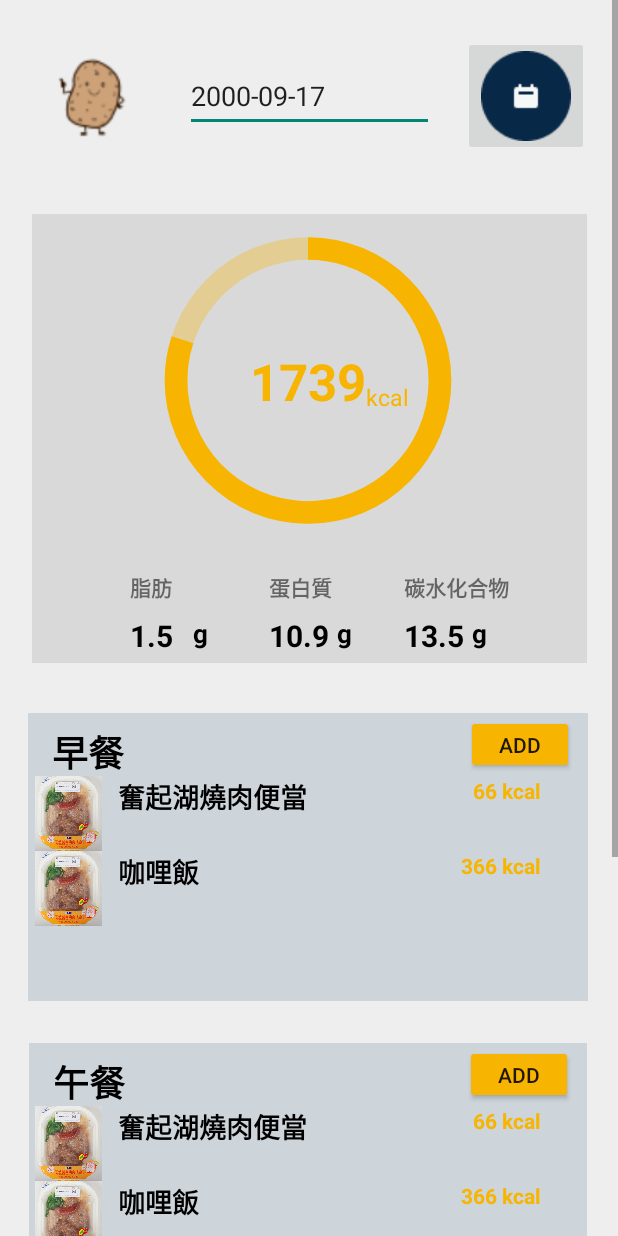
After one commit to DSushx/LoginRegister, an Android app: the layout activity_main2.xml on its own in the app's theme, with its tools: preview values and no code run, on a phone screen of 412 x 824 dp. The commit adds this screen. Run offline under Robolectric (Android 15) with nearby library versions, the phone set to English and light mode, and no system bars.

Commit message:
新增首頁介面

```diff
--- /dev/null
+++ b/app/src/main/res/drawable/circle.xml
@@ -0,0 +1,23 @@
+<?xml version="1.0" encoding="utf-8"?>
+<layer-list xmlns:android="http://schemas.android.com/apk/res/android">
+    <item>
+        <shape
+            android:shape="ring"
+            android:thicknessRatio="16"
+            android:useLevel="false">
+            <solid android:color="@color/lightyellow" />
+        </shape>
+    </item>
+    <item>
+        <rotate
+            android:fromDegrees="270"
+            android:toDegrees="270">
+            <shape
+                android:shape="ring"
+                android:thicknessRatio="16"
+                android:useLevel="true">
+                <solid android:color="@color/yellow"/>
+            </shape>
+        </rotate>
+    </item>
+</layer-list>
--- /dev/null
+++ b/app/src/main/res/layout/activity_main2.xml
@@ -0,0 +1,465 @@
+<?xml version="1.0" encoding="utf-8"?>
+<androidx.constraintlayout.widget.ConstraintLayout xmlns:android="http://schemas.android.com/apk/res/android"
+    xmlns:app="http://schemas.android.com/apk/res-auto"
+    xmlns:tools="http://schemas.android.com/tools"
+    android:layout_width="match_parent"
+    android:layout_height="match_parent"
+    android:background="#EEEEEE"
+    tools:context=".MainActivity">
+
+    <ScrollView
+        android:layout_width="match_parent"
+        android:layout_height="match_parent">
+
+        <LinearLayout
+            android:layout_width="match_parent"
+            android:layout_height="wrap_content"
+            android:orientation="vertical" >
+
+            <androidx.constraintlayout.widget.ConstraintLayout
+                android:id="@+id/constraintLayout5"
+                android:layout_width="match_parent"
+                android:layout_height="128dp">
+
+                <EditText
+                    android:id="@+id/editTextDate"
+                    android:layout_width="166dp"
+                    android:layout_height="48dp"
+                    android:ems="10"
+                    android:inputType="date"
+                    android:text="@string/data_text"
+                    app:layout_constraintBottom_toBottomOf="parent"
+                    app:layout_constraintEnd_toEndOf="parent"
+                    app:layout_constraintStart_toStartOf="parent"
+                    app:layout_constraintTop_toTopOf="parent" />
+
+                <ImageButton
+                    android:id="@+id/date"
+                    android:layout_width="wrap_content"
+                    android:layout_height="wrap_content"
+                    android:contentDescription="@string/data_icon"
+                    app:layout_constraintBottom_toBottomOf="parent"
+                    app:layout_constraintEnd_toEndOf="parent"
+                    app:layout_constraintStart_toEndOf="@+id/editTextDate"
+                    app:layout_constraintTop_toTopOf="parent"
+                    app:srcCompat="@drawable/button___circle"
+                    tools:ignore="SpeakableTextPresentCheck" />
+
+                <ImageView
+                    android:id="@+id/imageView2"
+                    android:layout_width="80dp"
+                    android:layout_height="71dp"
+                    android:layout_marginEnd="20dp"
+                    app:layout_constraintBottom_toBottomOf="parent"
+                    app:layout_constraintEnd_toStartOf="@+id/editTextDate"
+                    app:layout_constraintHorizontal_bias="1.0"
+                    app:layout_constraintStart_toStartOf="parent"
+                    app:layout_constraintTop_toTopOf="parent"
+                    app:layout_constraintVertical_bias="0.508"
+                    app:srcCompat="@drawable/Image" />
+
+            </androidx.constraintlayout.widget.ConstraintLayout>
+
+            <androidx.constraintlayout.widget.ConstraintLayout
+                android:id="@+id/constraintLayout"
+                android:layout_width="match_parent"
+                android:layout_height="331dp">
+
+                <View
+                    android:id="@+id/view5"
+                    android:layout_width="370dp"
+                    android:layout_height="299dp"
+                    android:layout_marginStart="20dp"
+                    android:layout_marginEnd="20dp"
+                    android:background="#D9D9D9"
+                    app:layout_constraintBottom_toBottomOf="parent"
+                    app:layout_constraintEnd_toEndOf="parent"
+                    app:layout_constraintStart_toStartOf="parent"
+                    app:layout_constraintTop_toTopOf="parent"
+                    app:layout_constraintVertical_bias="0.466" />
+
+                <ProgressBar
+                    android:id="@+id/progressBar3"
+                    android:layout_width="241dp"
+                    android:layout_height="206dp"
+                    android:layout_marginTop="8dp"
+                    android:indeterminateOnly="false"
+                    android:progressDrawable="@drawable/circle"
+                    app:layout_constraintEnd_toEndOf="@+id/view5"
+                    app:layout_constraintHorizontal_bias="0.492"
+                    app:layout_constraintStart_toStartOf="@+id/view5"
+                    app:layout_constraintTop_toTopOf="@+id/view5"
+                    tools:progress="80" />
+
+                <TextView
+                    android:id="@+id/textView4"
+                    android:layout_width="wrap_content"
+                    android:layout_height="wrap_content"
+                    android:text="kcal"
+                    android:textColor="@color/yellow"
+                    android:textSize="15sp"
+                    app:layout_constraintBottom_toBottomOf="@+id/progressBar3"
+                    app:layout_constraintEnd_toEndOf="@+id/progressBar3"
+                    app:layout_constraintHorizontal_bias="0.0"
+                    app:layout_constraintStart_toEndOf="@+id/kcal"
+                    app:layout_constraintTop_toTopOf="@+id/progressBar3"
+                    app:layout_constraintVertical_bias="0.558" />
+
+                <TextView
+                    android:id="@+id/kcal"
+                    android:layout_width="wrap_content"
+                    android:layout_height="wrap_content"
+                    android:text="1739"
+                    android:textColor="@color/yellow"
+                    android:textSize="34sp"
+                    android:textStyle="bold"
+                    app:layout_constraintBottom_toBottomOf="@+id/progressBar3"
+                    app:layout_constraintEnd_toEndOf="@+id/progressBar3"
+                    app:layout_constraintStart_toStartOf="@+id/progressBar3"
+                    app:layout_constraintTop_toTopOf="@+id/progressBar3" />
+
+                <TextView
+                    android:id="@+id/fat"
+                    android:layout_width="wrap_content"
+                    android:layout_height="wrap_content"
+                    android:layout_marginTop="24dp"
+                    android:text="脂肪"
+                    android:textStyle="bold"
+                    app:layout_constraintEnd_toStartOf="@+id/protein"
+                    app:layout_constraintStart_toStartOf="@+id/view5"
+                    app:layout_constraintTop_toBottomOf="@+id/progressBar3" />
+
+                <TextView
+                    android:id="@+id/protein"
+                    android:layout_width="wrap_content"
+                    android:layout_height="wrap_content"
+                    android:layout_marginTop="24dp"
+                    android:layout_marginEnd="48dp"
+                    android:text="蛋白質"
+                    android:textStyle="bold"
+                    app:layout_constraintEnd_toStartOf="@+id/carb"
+                    app:layout_constraintTop_toBottomOf="@+id/progressBar3" />
+
+                <TextView
+                    android:id="@+id/carb"
+                    android:layout_width="wrap_content"
+                    android:layout_height="wrap_content"
+                    android:layout_marginTop="24dp"
+                    android:layout_marginEnd="52dp"
+                    android:text="碳水化合物"
+                    android:textStyle="bold"
+                    app:layout_constraintEnd_toEndOf="@+id/view5"
+                    app:layout_constraintTop_toBottomOf="@+id/progressBar3" />
+
+                <TextView
+                    android:id="@+id/g"
+                    android:layout_width="20dp"
+                    android:layout_height="23dp"
+                    android:text="g"
+                    android:textColor="@color/black"
+                    android:textSize="17sp"
+                    android:textStyle="bold"
+                    app:layout_constraintBottom_toBottomOf="@+id/fatnum"
+                    app:layout_constraintStart_toEndOf="@+id/fatnum" />
+
+                <TextView
+                    android:id="@+id/g2"
+                    android:layout_width="20dp"
+                    android:layout_height="23dp"
+                    android:text="g"
+                    android:textColor="@color/black"
+                    android:textSize="17sp"
+                    android:textStyle="bold"
+                    app:layout_constraintBottom_toBottomOf="@+id/carbnum"
+                    app:layout_constraintStart_toEndOf="@+id/carbnum" />
+
+                <TextView
+                    android:id="@+id/g3"
+                    android:layout_width="20dp"
+                    android:layout_height="23dp"
+                    android:text="g"
+                    android:textColor="@color/black"
+                    android:textSize="17sp"
+                    android:textStyle="bold"
+                    app:layout_constraintBottom_toBottomOf="@+id/pornum"
+                    app:layout_constraintStart_toEndOf="@+id/pornum" />
+
+                <TextView
+                    android:id="@+id/fatnum"
+                    android:layout_width="42dp"
+                    android:layout_height="23dp"
+                    android:layout_marginTop="8dp"
+                    android:text="1.5"
+                    android:textColor="@color/black"
+                    android:textSize="20sp"
+                    android:textStyle="bold"
+                    app:layout_constraintStart_toStartOf="@+id/fat"
+                    app:layout_constraintTop_toBottomOf="@+id/fat" />
+
+                <TextView
+                    android:id="@+id/pornum"
+                    android:layout_width="45dp"
+                    android:layout_height="23dp"
+                    android:layout_marginTop="8dp"
+                    android:text="10.9"
+                    android:textColor="@color/black"
+                    android:textSize="20sp"
+                    android:textStyle="bold"
+                    app:layout_constraintStart_toStartOf="@+id/protein"
+                    app:layout_constraintTop_toBottomOf="@+id/protein" />
+
+                <TextView
+                    android:id="@+id/carbnum"
+                    android:layout_width="45dp"
+                    android:layout_height="23dp"
+                    android:layout_marginTop="8dp"
+                    android:text="13.5"
+                    android:textColor="@color/black"
+                    android:textSize="20sp"
+                    android:textStyle="bold"
+                    app:layout_constraintStart_toStartOf="@+id/carb"
+                    app:layout_constraintTop_toBottomOf="@+id/carb" />
+
+
+            </androidx.constraintlayout.widget.ConstraintLayout>
+
+            <androidx.constraintlayout.widget.ConstraintLayout
+                android:id="@+id/constraintLayout4"
+                android:layout_width="match_parent"
+                android:layout_height="220dp">
+
+                <View
+                    android:id="@+id/view6"
+                    android:layout_width="373dp"
+                    android:layout_height="192dp"
+                    android:layout_marginTop="16dp"
+                    android:background="@color/gray"
+                    app:layout_constraintEnd_toEndOf="parent"
+                    app:layout_constraintHorizontal_bias="0.487"
+                    app:layout_constraintStart_toStartOf="parent"
+                    app:layout_constraintTop_toTopOf="parent" />
+
+                <Button
+                    android:id="@+id/button2"
+                    android:layout_width="72dp"
+                    android:layout_height="39dp"
+                    android:layout_marginEnd="9dp"
+                    android:text="ADD"
+                    android:textSize="14sp"
+                    app:backgroundTint="@color/yellow"
+                    app:layout_constraintBottom_toTopOf="@+id/linearLayout"
+                    app:layout_constraintEnd_toEndOf="@+id/view6"
+                    app:layout_constraintTop_toTopOf="@+id/view6"
+                    tools:ignore="TouchTargetSizeCheck" />
+
+                <TextView
+                    android:id="@+id/breakfast"
+                    android:layout_width="70dp"
+                    android:layout_height="34dp"
+                    android:layout_marginStart="16dp"
+                    android:layout_marginTop="8dp"
+                    android:text="早餐"
+                    android:textColor="@color/black"
+
+                    android:textSize="24sp"
+                    android:textStyle="bold"
+                    app:layout_constraintStart_toStartOf="@+id/view6"
+                    app:layout_constraintTop_toTopOf="@+id/view6" />
+
+                <LinearLayout
+                    android:id="@+id/linearLayout"
+                    android:layout_width="370dp"
+                    android:layout_height="wrap_content"
+                    android:orientation="vertical"
+                    app:layout_constraintEnd_toEndOf="@+id/view6"
+                    app:layout_constraintStart_toStartOf="@+id/view6"
+                    app:layout_constraintTop_toBottomOf="@+id/breakfast">
+
+                    <include layout="@layout/item1" />
+
+                    <include layout="@layout/item2" />
+
+                </LinearLayout>
+
+            </androidx.constraintlayout.widget.ConstraintLayout>
+
+            <androidx.constraintlayout.widget.ConstraintLayout
+                android:id="@+id/constraintLayout6"
+                android:layout_width="match_parent"
+                android:layout_height="219dp">
+
+                <View
+                    android:id="@+id/view7"
+                    android:layout_width="372dp"
+                    android:layout_height="190dp"
+                    android:layout_marginTop="16dp"
+                    android:background="@color/gray"
+                    app:layout_constraintEnd_toEndOf="parent"
+                    app:layout_constraintHorizontal_bias="0.487"
+                    app:layout_constraintStart_toStartOf="parent"
+                    app:layout_constraintTop_toTopOf="parent" />
+
+                <TextView
+                    android:id="@+id/middle"
+                    android:layout_width="70dp"
+                    android:layout_height="34dp"
+                    android:layout_marginStart="16dp"
+                    android:layout_marginTop="8dp"
+                    android:text="午餐"
+                    android:textColor="@color/black"
+
+                    android:textSize="24sp"
+                    android:textStyle="bold"
+                    app:layout_constraintStart_toStartOf="@+id/view7"
+                    app:layout_constraintTop_toTopOf="@+id/view7" />
+
+                <LinearLayout
+                    android:id="@+id/linearLayout3"
+                    android:layout_width="370dp"
+                    android:layout_height="wrap_content"
+                    android:orientation="vertical"
+                    app:layout_constraintEnd_toEndOf="@+id/view7"
+                    app:layout_constraintStart_toStartOf="@+id/view7"
+                    app:layout_constraintTop_toBottomOf="@+id/middle">
+
+                    <include layout="@layout/item1" />
+
+                    <include layout="@layout/item2" />
+
+                </LinearLayout>
+
+                <Button
+                    android:id="@+id/button3"
+                    android:layout_width="72dp"
+                    android:layout_height="39dp"
+                    android:layout_marginEnd="9dp"
+                    android:text="ADD"
+                    android:textSize="14sp"
+                    app:backgroundTint="@color/yellow"
+                    app:layout_constraintBottom_toTopOf="@+id/linearLayout3"
+                    app:layout_constraintEnd_toEndOf="@+id/view7"
+                    app:layout_constraintTop_toTopOf="@+id/view7"
+                    tools:ignore="TouchTargetSizeCheck" />
+
+            </androidx.constraintlayout.widget.ConstraintLayout>
+
+            <androidx.constraintlayout.widget.ConstraintLayout
+                android:id="@+id/constraintLayout9"
+                android:layout_width="match_parent"
+                android:layout_height="228dp">
+
+                <View
+                    android:id="@+id/view8"
+                    android:layout_width="370dp"
+                    android:layout_height="191dp"
+                    android:layout_marginTop="16dp"
+                    android:background="@color/gray"
+                    app:layout_constraintEnd_toEndOf="parent"
+                    app:layout_constraintHorizontal_bias="0.487"
+                    app:layout_constraintStart_toStartOf="parent"
+                    app:layout_constraintTop_toTopOf="parent" />
+
+                <TextView
+                    android:id="@+id/dinner"
+                    android:layout_width="70dp"
+                    android:layout_height="34dp"
+                    android:layout_marginStart="16dp"
+                    android:layout_marginTop="8dp"
+                    android:text="晚餐"
+                    android:textColor="@color/black"
+
+                    android:textSize="24sp"
+                    android:textStyle="bold"
+                    app:layout_constraintStart_toStartOf="@+id/view8"
+                    app:layout_constraintTop_toTopOf="@+id/view8" />
+
+                <LinearLayout
+                    android:id="@+id/linearLayout4"
+                    android:layout_width="370dp"
+                    android:layout_height="wrap_content"
+                    android:orientation="vertical"
+                    app:layout_constraintEnd_toEndOf="@+id/view8"
+                    app:layout_constraintStart_toStartOf="@+id/view8"
+                    app:layout_constraintTop_toBottomOf="@+id/dinner">
+
+                    <include layout="@layout/item1" />
+
+                    <include layout="@layout/item2" />
+
+                </LinearLayout>
+
+                <Button
+                    android:id="@+id/button4"
+                    android:layout_width="72dp"
+                    android:layout_height="39dp"
+                    android:layout_marginEnd="9dp"
+                    android:text="ADD"
+                    android:textSize="14sp"
+                    app:backgroundTint="@color/yellow"
+                    app:layout_constraintBottom_toTopOf="@+id/linearLayout4"
+                    app:layout_constraintEnd_toEndOf="@+id/view8"
+                    app:layout_constraintTop_toTopOf="parent"
+                    app:layout_constraintVertical_bias="1.0"
+                    tools:ignore="TouchTargetSizeCheck" />
+
+            </androidx.constraintlayout.widget.ConstraintLayout>
+
+            <androidx.constraintlayout.widget.ConstraintLayout
+                android:id="@+id/constraintLayout3"
+                android:layout_width="409dp"
+                android:layout_height="62dp"
+                android:background="#D9D9D9">
+
+                <ImageButton
+                    android:id="@+id/imageButton6"
+                    android:layout_width="wrap_content"
+                    android:layout_height="wrap_content"
+                    android:layout_marginEnd="40dp"
+                    app:layout_constraintBottom_toBottomOf="parent"
+                    app:layout_constraintEnd_toEndOf="parent"
+                    app:layout_constraintTop_toTopOf="parent"
+                    app:layout_constraintVertical_bias="0.596"
+                    app:srcCompat="@drawable/union_ek2"
+                    tools:ignore="TouchTargetSizeCheck,SpeakableTextPresentCheck" />
+
+                <ImageButton
+                    android:id="@+id/imageButton7"
+                    android:layout_width="wrap_content"
+                    android:layout_height="wrap_content"
+                    android:layout_marginEnd="52dp"
+                    app:layout_constraintBottom_toBottomOf="parent"
+                    app:layout_constraintEnd_toStartOf="@+id/imageButton6"
+                    app:layout_constraintTop_toTopOf="parent"
+                    app:layout_constraintVertical_bias="0.6"
+                    app:srcCompat="@drawable/union_ek3"
+                    tools:ignore="SpeakableTextPresentCheck,TouchTargetSizeCheck" />
+
+                <ImageButton
+                    android:id="@+id/imageButton5"
+                    android:layout_width="wrap_content"
+                    android:layout_height="wrap_content"
+                    android:layout_marginEnd="52dp"
+                    app:layout_constraintBottom_toBottomOf="parent"
+                    app:layout_constraintEnd_toStartOf="@+id/imageButton7"
+                    app:layout_constraintTop_toTopOf="parent"
+                    app:layout_constraintVertical_bias="0.595"
+                    app:srcCompat="@drawable/union_ek1"
+                    tools:ignore="SpeakableTextPresentCheck,SpeakableTextPresentCheck,TouchTargetSizeCheck" />
+
+                <ImageButton
+                    android:id="@+id/imageButton4"
+                    android:layout_width="wrap_content"
+                    android:layout_height="wrap_content"
+                    android:layout_marginEnd="52dp"
+                    app:layout_constraintBottom_toBottomOf="parent"
+                    app:layout_constraintEnd_toStartOf="@+id/imageButton5"
+                    app:layout_constraintTop_toTopOf="parent"
+                    app:layout_constraintVertical_bias="0.605"
+                    app:srcCompat="@drawable/union"
+                    tools:ignore="TouchTargetSizeCheck,SpeakableTextPresentCheck" />
+
+            </androidx.constraintlayout.widget.ConstraintLayout>
+        </LinearLayout>
+    </ScrollView>
+
+</androidx.constraintlayout.widget.ConstraintLayout>
--- /dev/null
+++ b/app/src/main/res/layout/item1.xml
@@ -0,0 +1,40 @@
+<?xml version="1.0" encoding="utf-8"?>
+<androidx.constraintlayout.widget.ConstraintLayout xmlns:android="http://schemas.android.com/apk/res/android"
+    xmlns:app="http://schemas.android.com/apk/res-auto"
+    xmlns:tools="http://schemas.android.com/tools"
+    android:layout_width="match_parent"
+    android:layout_height="match_parent">
+
+
+    <TextView
+        android:id="@+id/textView11"
+        android:layout_width="wrap_content"
+        android:layout_height="wrap_content"
+        android:layout_marginStart="8dp"
+        android:text="奮起湖燒肉便當"
+        android:textColor="@color/black"
+        android:textSize="18sp"
+        android:textStyle="bold"
+        app:layout_constraintStart_toEndOf="@+id/imageView"
+        tools:layout_editor_absoluteY="16dp" />
+
+    <TextView
+        android:id="@+id/textView"
+        android:layout_width="wrap_content"
+        android:layout_height="wrap_content"
+        android:layout_marginEnd="30dp"
+        android:text="66 kcal"
+        android:textColor="@color/yellow"
+        android:textStyle="bold"
+        app:layout_constraintEnd_toEndOf="parent"
+        tools:layout_editor_absoluteY="16dp" />
+
+    <ImageView
+        android:id="@+id/imageView"
+        android:layout_width="50dp"
+        android:layout_height="50dp"
+        app:srcCompat="@drawable/_0220514155731_26"
+        tools:layout_editor_absoluteX="16dp"
+        tools:layout_editor_absoluteY="16dp" />
+
+</androidx.constraintlayout.widget.ConstraintLayout>
--- /dev/null
+++ b/app/src/main/res/layout/item2.xml
@@ -0,0 +1,40 @@
+<?xml version="1.0" encoding="utf-8"?>
+<androidx.constraintlayout.widget.ConstraintLayout xmlns:android="http://schemas.android.com/apk/res/android"
+    xmlns:app="http://schemas.android.com/apk/res-auto"
+    xmlns:tools="http://schemas.android.com/tools"
+    android:layout_width="match_parent"
+    android:layout_height="match_parent">
+
+
+    <TextView
+        android:id="@+id/textView11"
+        android:layout_width="wrap_content"
+        android:layout_height="wrap_content"
+        android:layout_marginStart="8dp"
+        android:text="咖哩飯"
+        android:textColor="@color/black"
+        android:textSize="18sp"
+        android:textStyle="bold"
+        app:layout_constraintStart_toEndOf="@+id/imageView"
+        tools:layout_editor_absoluteY="16dp" />
+
+    <TextView
+        android:id="@+id/textView"
+        android:layout_width="wrap_content"
+        android:layout_height="wrap_content"
+        android:layout_marginEnd="30dp"
+        android:text="366 kcal"
+        android:textColor="@color/yellow"
+        android:textStyle="bold"
+        app:layout_constraintEnd_toEndOf="parent"
+        tools:layout_editor_absoluteY="16dp" />
+
+    <ImageView
+        android:id="@+id/imageView"
+        android:layout_width="50dp"
+        android:layout_height="50dp"
+        app:srcCompat="@drawable/_0220514155731_26"
+        tools:layout_editor_absoluteX="16dp"
+        tools:layout_editor_absoluteY="16dp" />
+
+</androidx.constraintlayout.widget.ConstraintLayout>
--- a/app/src/main/res/values/colors.xml
+++ b/app/src/main/res/values/colors.xml
@@ -7,7 +7,8 @@
     <color name="teal_700">#FF018786</color>
     <color name="black">#FF000000</color>
     <color name="white">#FFFFFFFF</color>
-
+    <color name="gray">#CDD4DA</color>
+    <color name="lightyellow">#52F7B400</color>
     <color name="gray_d9d9d9">#D9D9D9</color>
     <color name="gray_181725">#181725</color>
     <color name="orange_ff8473">#FF8473</color>
--- a/app/src/main/res/values/strings.xml
+++ b/app/src/main/res/values/strings.xml
@@ -19,6 +19,8 @@
     <string name="second_fragment_label">Second Fragment</string>
     <string name="next">Next</string>
     <string name="previous">Previous</string>
+    <string name="data_text">2000-09-17</string>
+    <string name="data_icon" />
 
     <string name="hello_first_fragment">Hello first fragment</string>
     <string name="hello_second_fragment">Hello second fragment. Arg: %1$s</string>
```
Also changed, not shown: app/src/main/res/drawable/Image.png (added), app/src/main/res/drawable/button___circle.png (added), app/src/main/res/drawable/union.png (added), app/src/main/res/drawable/union_ek1.png (added), app/src/main/res/drawable/union_ek2.png (added), app/src/main/res/drawable/union_ek3.png (added).
